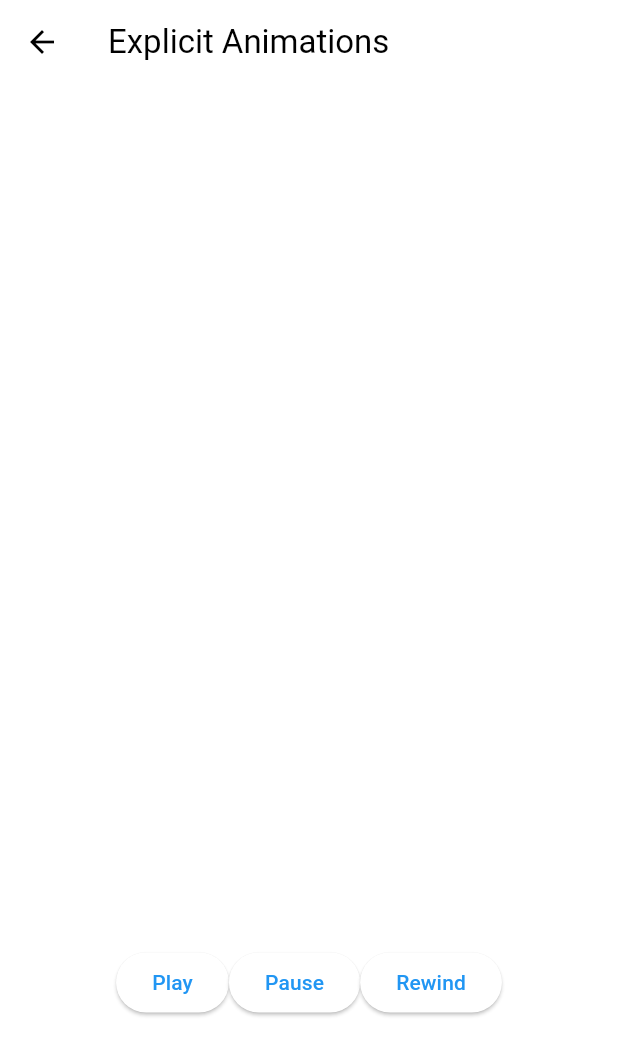
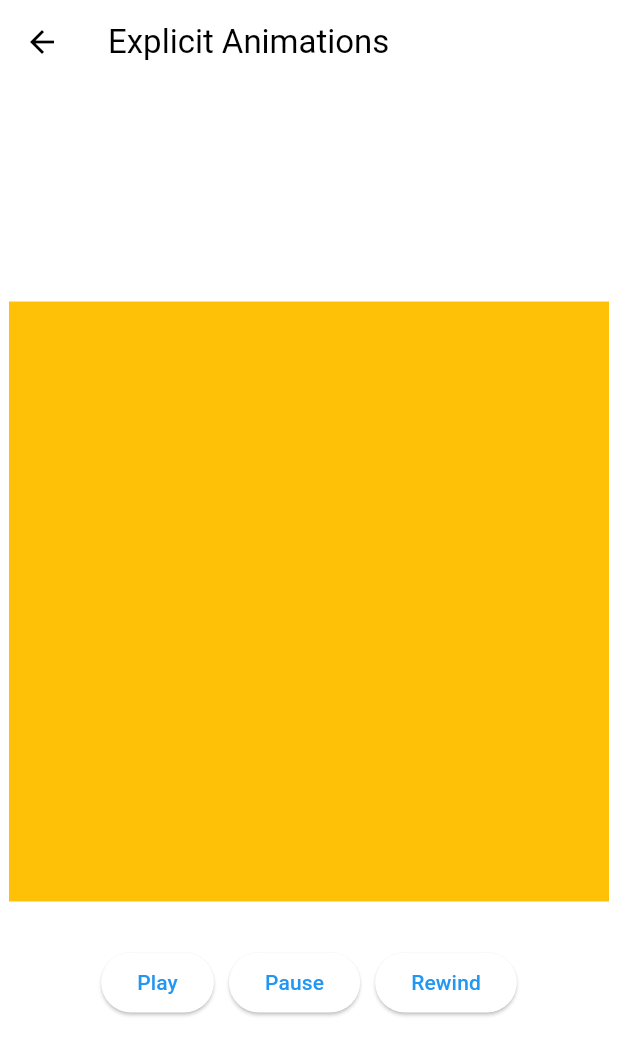
Before and after one commit to KSHoon522/SwipingCards, a Flutter app: the ExplicitAnimationsScreen screen opened directly, on a phone screen of 412 x 824 dp. Shown: the top 1055 px of the screen. Run offline on Flutter 3.47's test engine with Material 3 defaults, Android fonts, the phone set to English and light mode, and no system bars.

Commit message:
ColorTween

```diff
--- a/lib/screens/explicit_animations_screen.dart
+++ b/lib/screens/explicit_animations_screen.dart
@@ -1,5 +1,3 @@
-import 'dart:async';
-
 import 'package:flutter/material.dart';
 
 class ExplicitAnimationsScreen extends StatefulWidget {
@@ -14,8 +12,13 @@ class _ExplicitAnimationsScreenState extends State<ExplicitAnimationsScreen>
     with SingleTickerProviderStateMixin {
   late final AnimationController _animationController = AnimationController(
     vsync: this,
-    duration: const Duration(seconds: 10),
+    duration: const Duration(seconds: 2),
   );
+
+  late final Animation<Color?> _color = ColorTween(
+    begin: Colors.amber,
+    end: Colors.red,
+  ).animate(_animationController);
 
   void _play() {
     _animationController.forward();
@@ -45,15 +48,12 @@ class _ExplicitAnimationsScreenState extends State<ExplicitAnimationsScreen>
           mainAxisAlignment: MainAxisAlignment.center,
           children: [
             AnimatedBuilder(
-              animation: _animationController,
+              animation: _color,
               builder: (context, child) {
-                return Opacity(
-                  opacity: _animationController.value,
-                  child: Container(
-                    color: Colors.amber,
-                    width: 400,
-                    height: 400,
-                  ),
+                return Container(
+                  color: _color.value,
+                  width: 400,
+                  height: 400,
                 );
               },
             ),
@@ -67,10 +67,12 @@ class _ExplicitAnimationsScreenState extends State<ExplicitAnimationsScreen>
                   onPressed: _play,
                   child: const Text("Play"),
                 ),
+                const SizedBox(width: 10),
                 ElevatedButton(
                   onPressed: _pause,
                   child: const Text("Pause"),
                 ),
+                const SizedBox(width: 10),
                 ElevatedButton(
                   onPressed: _rewind,
                   child: const Text("Rewind"),
```
